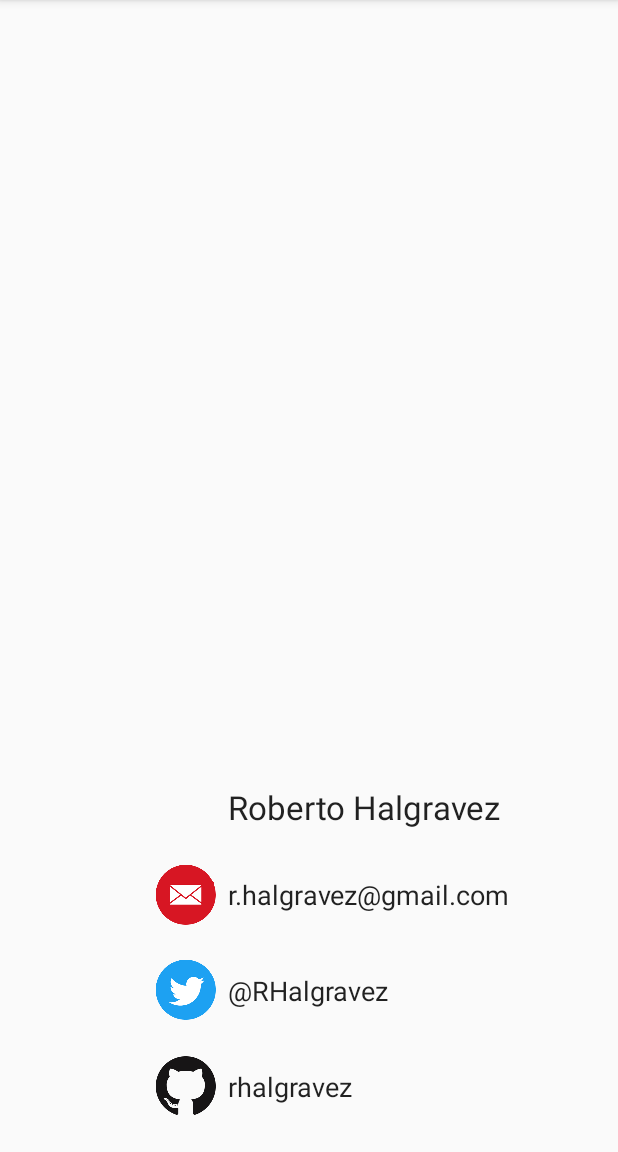
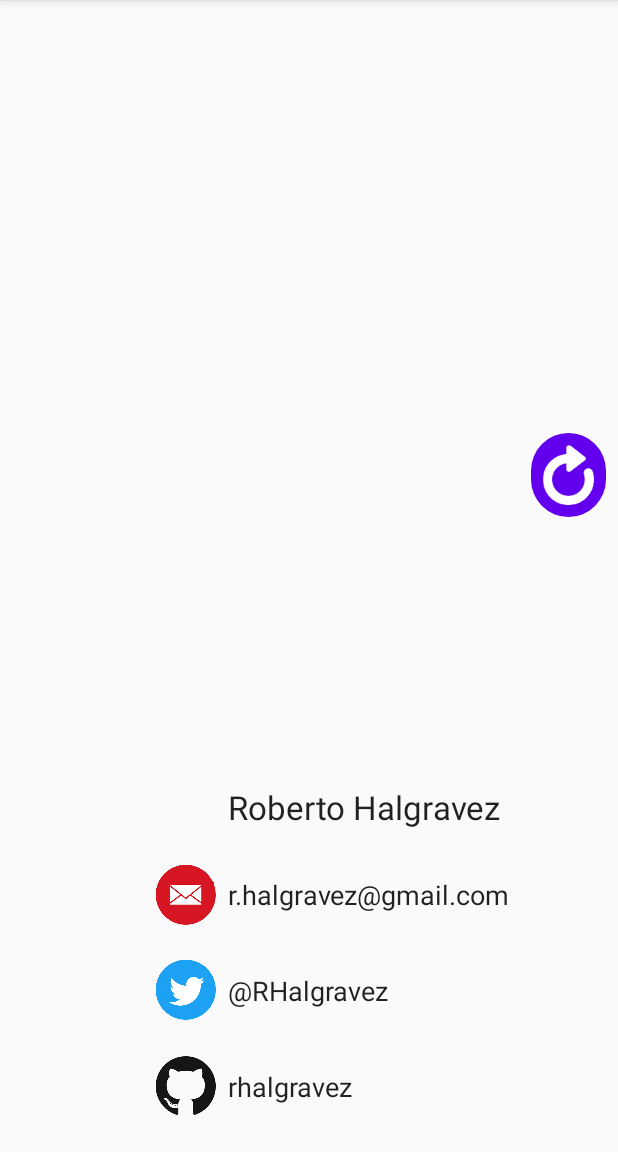
Before and after one commit to rhalgravez/AndroidBootcampSummer2020, an Android app: the screen it shows after launch (MainActivity), on a phone screen of 412 x 824 dp, the part 84-1236 px from its top. Run offline under Robolectric (Android 15) with nearby library versions, the phone set to English and light mode, and no system bars.

Commit message:
Week 3 - Add a button to load the next quote Add ImageButton with a custom shape (create a custom_button.xml file for the shape). Add the images for this custom button

```diff
--- /dev/null
+++ b/Week3/Assignment3/app/src/main/res/drawable-nodpi/custom_button.xml
@@ -0,0 +1,11 @@
+<?xml version="1.0" encoding="utf-8"?>
+<shape xmlns:android="http://schemas.android.com/apk/res/android" android:shape="rectangle">
+    <solid android:color="@color/colorPrimary"/>
+    <corners android:radius="999dp"/>
+
+    <padding
+        android:top="@dimen/padding_half"
+        android:left="@dimen/padding_half"
+        android:right="@dimen/padding_half"
+        android:bottom="@dimen/padding_half"/>
+</shape>
--- a/Week3/Assignment3/app/src/main/res/layout/activity_main.xml
+++ b/Week3/Assignment3/app/src/main/res/layout/activity_main.xml
@@ -28,8 +28,15 @@
         app:layout_constraintEnd_toEndOf="parent"
         app:layout_constraintStart_toStartOf="@id/verticalGuideline"
         app:layout_constraintTop_toTopOf="parent"/>
+
+    <ImageButton
+        android:layout_width="wrap_content"
+        android:layout_height="wrap_content"
+        android:src="@drawable/reload"
+        android:layout_margin="@dimen/padding_half"
         app:layout_constraintEnd_toEndOf="parent"
-        app:layout_constraintBottom_toBottomOf="@id/horizontalGuideline"/>
+        app:layout_constraintTop_toBottomOf="@id/quoteTextView"
+        android:background="@drawable/custom_button"/>
 
 
     <TextView
```
Also changed, not shown: Week3/Assignment3/app/src/main/res/drawable-xhdpi/reload.png (added), Week3/Assignment3/app/src/main/res/drawable-xxhdpi/reload.png (added).
